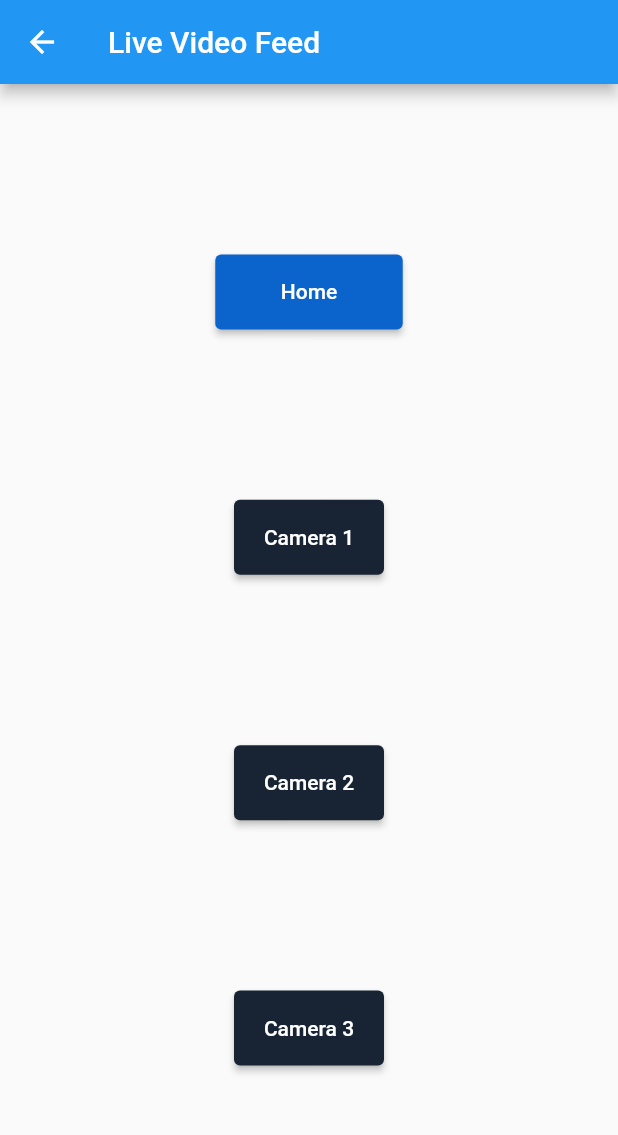
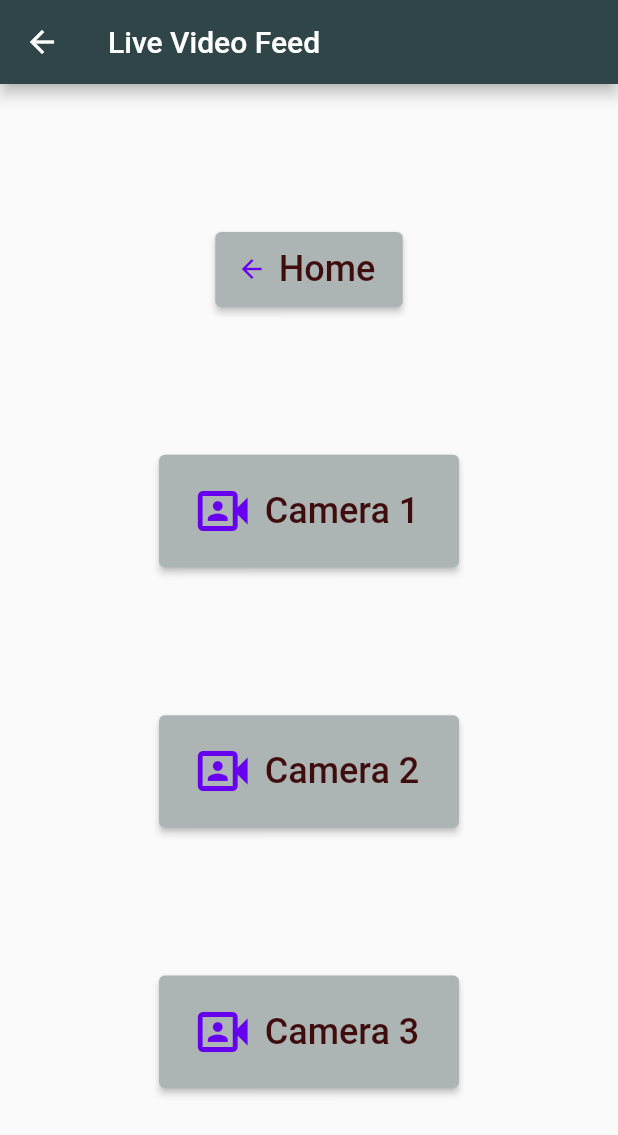
Before and after one commit to vilmoose/mobile_app_v3, a Flutter app: the screen it shows once a user with an empty profile is signed in, after a tap on "LIVE FEED", on a phone screen of 412 x 824 dp. Shown: the top 1135 px of the screen. Run offline on Flutter 3.47's test engine with Material 2 defaults, Android fonts, the light colour scheme and no system bars; our stand-ins replace firebase_auth, firebase_core; accounts and stored records are empty.

Commit message:
new commit

```diff
--- a/lib/main.dart
+++ b/lib/main.dart
@@ -141,6 +141,7 @@ class _LoginWidgetState extends State<LoginWidget>{
 */
 class HomePage extends StatelessWidget {
   HomePage({super.key});
+  Color pageBackgroundColor = Color.fromARGB(255, 47, 69, 71);
   Color buttonBackroundColor = Color.fromARGB(255, 172, 180, 180);
   Color textColor =  Color.fromARGB(255, 63, 13, 13);
   Color iconColor = Color.fromARGB(255, 104, 0, 240);
@@ -151,7 +152,7 @@ class HomePage extends StatelessWidget {
     return Scaffold(
       appBar: AppBar(
         title: const Text('NACHO Home Page'),
-        backgroundColor:const Color.fromARGB(255, 47, 69, 71),
+        backgroundColor:pageBackgroundColor,
       ),
       body: Center(
         child: Column(
@@ -177,29 +178,29 @@ class HomePage extends StatelessWidget {
         ElevatedButton.icon( //button to direct the user to the camera settings page
           icon: Icon(Icons.camera_indoor_rounded, color: iconColor, size: 50),
           style: ElevatedButton.styleFrom(backgroundColor: buttonBackroundColor,
-          fixedSize: const Size(200, 75)),
+          fixedSize: const Size(250, 75)),
           label: Text('CAMERAS', style: TextStyle(color: textColor, fontSize: 20)),
           onPressed: () {
             Navigator.push(
               context,
-              MaterialPageRoute(builder: (context) => const CameraSettingPage()),
+              MaterialPageRoute(builder: (context) => CameraSettingPage()),
             );
           },
         ),
         ElevatedButton.icon( //button to direct the user to the live feed page
           icon: Icon(Icons.video_camera_back_rounded, color: iconColor, size: 50),
           style: ElevatedButton.styleFrom(backgroundColor: buttonBackroundColor,
-          fixedSize: const Size(200, 75)),
+          fixedSize: const Size(250, 75)),
           onPressed: () {
-          Navigator.push(context, MaterialPageRoute(builder: (context) => const LiveFeedPage()));
+          Navigator.push(context, MaterialPageRoute(builder: (context) => LiveFeedPage()));
         }, label: Text('LIVE FEED', style: TextStyle(color: textColor,fontSize: 20))
         ),
         ElevatedButton.icon( //button to direct the user to the library page
           icon: Icon(Icons.library_books_rounded, color: iconColor, size: 50),
           style: ElevatedButton.styleFrom(backgroundColor: buttonBackroundColor,
-          fixedSize: const Size(200, 75)),
+          fixedSize: const Size(250, 75)),
           onPressed: () {
-          Navigator.push(context, MaterialPageRoute(builder: (context) => const LibraryPage()));
+          Navigator.push(context, MaterialPageRoute(builder: (context) => LibraryPage()));
         }, label: Text('LIBRARY', style: TextStyle(color: textColor, fontSize: 20))
         ),
         ElevatedButton.icon( //button to sign out
@@ -224,47 +225,56 @@ class HomePage extends StatelessWidget {
 *ignore: must_be_immutable
 */
 class CameraSettingPage extends StatelessWidget {
-  const CameraSettingPage({super.key});
+  CameraSettingPage({super.key});
+  Color pageBackgroundColor = Color.fromARGB(255, 47, 69, 71);
+  Color buttonBackroundColor = Color.fromARGB(255, 172, 180, 180);
+  Color textColor =  Color.fromARGB(255, 63, 13, 13);
+  Color iconColor = Color.fromARGB(255, 104, 0, 240);
 
   @override
   Widget build(BuildContext context) {
     return Scaffold(
       appBar: AppBar(
         title: const Text('Camera Settings'),
+        backgroundColor: pageBackgroundColor,
       ),
       body: Center(
         child: Column(
           mainAxisAlignment: MainAxisAlignment.spaceEvenly,
           children: <Widget>[
-        ElevatedButton(
-          style: ElevatedButton.styleFrom(backgroundColor: const Color.fromARGB(255, 10, 100, 203),
+        ElevatedButton.icon(
+          icon: Icon(Icons.arrow_back, color: iconColor, size: 20),
+          style: ElevatedButton.styleFrom(backgroundColor: buttonBackroundColor,
           fixedSize: const Size(125, 50)),
           onPressed: () {
             Navigator.pop(context);
           },
-          child: const Text('Home'),
+          label: Text('Home', style: TextStyle(color: textColor, fontSize: 24)),
         ),
-        ElevatedButton(
-          style: ElevatedButton.styleFrom(backgroundColor: const Color.fromARGB(255, 24, 36, 51),
-          fixedSize: const Size(100, 50)),
+        ElevatedButton.icon(
+          icon: Icon(Icons.camera_indoor_rounded, color: iconColor, size: 40),
+          style: ElevatedButton.styleFrom(backgroundColor: buttonBackroundColor,
+          fixedSize: const Size(200, 75)),
           onPressed: (){
-            //
+            //link to camera settings 1
           },
-          child: const Text('Camera 1')),
-        ElevatedButton(
-          style: ElevatedButton.styleFrom(backgroundColor: const Color.fromARGB(255, 24, 36, 51),
-          fixedSize: const Size(100, 50)),
+          label: Text('Camera 1',style: TextStyle(color: textColor, fontSize: 24))),
+        ElevatedButton.icon(
+          icon: Icon(Icons.camera_indoor_rounded, color: iconColor, size: 40),
+          style: ElevatedButton.styleFrom(backgroundColor: buttonBackroundColor,
+          fixedSize: const Size(200, 75)),
           onPressed: (){
-            //
+            //link to camera settings 2
           },
-          child: const Text('Camera 2')),
-        ElevatedButton(
-          style: ElevatedButton.styleFrom(backgroundColor: const Color.fromARGB(255, 24, 36, 51),
-          fixedSize: const Size(100, 50)),
+          label: Text('Camera 2',style: TextStyle(color: textColor, fontSize: 24))),
+        ElevatedButton.icon(
+          icon: Icon(Icons.camera_indoor_rounded, color: iconColor, size: 40),
+          style: ElevatedButton.styleFrom(backgroundColor: buttonBackroundColor,
+          fixedSize: const Size(200, 75)),
           onPressed: (){
-            //
+            //link to camera settings 3
           },
-          child: const Text('Camera 3')),
+          label: Text('Camera 3',style: TextStyle(color: textColor, fontSize: 24))),
         ]),
       ),
     );
@@ -277,47 +287,56 @@ class CameraSettingPage extends StatelessWidget {
 * @author: vilmos feher
 */
 class LiveFeedPage extends StatelessWidget {
-  const LiveFeedPage({super.key});
+  LiveFeedPage({super.key});
+  Color pageBackgroundColor = Color.fromARGB(255, 47, 69, 71);
+  Color buttonBackroundColor = Color.fromARGB(255, 172, 180, 180);
+  Color textColor =  Color.fromARGB(255, 63, 13, 13);
+  Color iconColor = Color.fromARGB(255, 104, 0, 240);
 
   @override
   Widget build(BuildContext context) {
     return Scaffold(
       appBar: AppBar(
         title: const Text('Live Video Feed'),
+        backgroundColor: pageBackgroundColor,
       ),
       body: Center(
         child: Column(
           mainAxisAlignment: MainAxisAlignment.spaceEvenly,
           children: <Widget>[
-          ElevatedButton(
-          style: ElevatedButton.styleFrom(backgroundColor: const Color.fromARGB(255, 10, 100, 203),
+        ElevatedButton.icon(
+          icon: Icon(Icons.arrow_back, color: iconColor, size: 20),
+          style: ElevatedButton.styleFrom(backgroundColor: buttonBackroundColor,
           fixedSize: const Size(125, 50)),
           onPressed: () {
             Navigator.pop(context);
           },
-          child: const Text('Home'),
+          label: Text('Home', style: TextStyle(color: textColor, fontSize: 24)),
         ),
-        ElevatedButton(
-          style: ElevatedButton.styleFrom(backgroundColor: const Color.fromARGB(255, 24, 36, 51),
-          fixedSize: const Size(100, 50)),
+        ElevatedButton.icon(
+          icon: Icon(Icons.photo_camera_front, color: iconColor, size: 40),
+          style: ElevatedButton.styleFrom(backgroundColor: buttonBackroundColor,
+          fixedSize: const Size(200, 75)),
           onPressed: (){
-            //
+            //link to camera settings 1
           },
-          child: const Text('Camera 1')),
-        ElevatedButton(
-          style: ElevatedButton.styleFrom(backgroundColor: const Color.fromARGB(255, 24, 36, 51),
-          fixedSize: const Size(100, 50)),
+          label: Text('Camera 1',style: TextStyle(color: textColor, fontSize: 24))),
+        ElevatedButton.icon(
+          icon: Icon(Icons.photo_camera_front, color: iconColor, size: 40),
+          style: ElevatedButton.styleFrom(backgroundColor: buttonBackroundColor,
+          fixedSize: const Size(200, 75)),
           onPressed: (){
-            //
+            //link to camera settings 2
           },
-          child: const Text('Camera 2')),
-        ElevatedButton(
-          style: ElevatedButton.styleFrom(backgroundColor: const Color.fromARGB(255, 24, 36, 51),
-          fixedSize: const Size(100, 50)),
+          label: Text('Camera 2',style: TextStyle(color: textColor, fontSize: 24))),
+        ElevatedButton.icon(
+          icon: Icon(Icons.photo_camera_front, color: iconColor, size: 40),
+          style: ElevatedButton.styleFrom(backgroundColor: buttonBackroundColor,
+          fixedSize: const Size(200, 75)),
           onPressed: (){
-            //
+            //link to camera settings 3
           },
-          child: const Text('Camera 3')),
+          label: Text('Camera 3',style: TextStyle(color: textColor, fontSize: 24))),
       ]),
       ),
     );
@@ -330,27 +349,33 @@ class LiveFeedPage extends StatelessWidget {
 * @author: vilmos feher
 */
 class LibraryPage extends StatelessWidget {
-  const LibraryPage({super.key});
+  LibraryPage({super.key});
+  Color pageBackgroundColor = Color.fromARGB(255, 47, 69, 71);
+  Color buttonBackroundColor = Color.fromARGB(255, 172, 180, 180);
+  Color textColor =  Color.fromARGB(255, 63, 13, 13);
+  Color iconColor = Color.fromARGB(255, 104, 0, 240);
 
   @override
   Widget build(BuildContext context) {
     return Scaffold(
       appBar: AppBar(
         title: const Text('Video Library'),
+        backgroundColor: pageBackgroundColor,
       ),
       body: Center(
         child: Column(
         mainAxisAlignment: MainAxisAlignment.spaceEvenly,
         children: <Widget>[
-        ElevatedButton(
-          style: ElevatedButton.styleFrom(backgroundColor: const Color.fromARGB(255, 10, 100, 203),
+        ElevatedButton.icon(
+          icon: Icon(Icons.arrow_back, color: iconColor, size: 20),
+          style: ElevatedButton.styleFrom(backgroundColor: buttonBackroundColor,
           fixedSize: const Size(125, 50)),
           onPressed: () {
             Navigator.pop(context);
           },
-          child: const Text('Home'),
-          ),
-        const Text('No items in library'),
+          label: Text('Home', style: TextStyle(color: textColor, fontSize: 24)),
+        ),
+        Text('No items in library', style: TextStyle(color: textColor, fontSize: 24)),
         ],
         )
       ),
@@ -366,6 +391,7 @@ class LibraryPage extends StatelessWidget {
 class UserSettingsPage extends StatelessWidget{
   UserSettingsPage({super.key});
   final user = FirebaseAuth.instance.currentUser!;
+  Color pageBackgroundColor = Color.fromARGB(255, 47, 69, 71);
   Color buttonBackroundColor = Color.fromARGB(255, 172, 180, 180);
   Color textColor =  Color.fromARGB(255, 63, 13, 13);
   Color iconColor = Color.fromARGB(255, 104, 0, 240);
@@ -375,6 +401,7 @@ class UserSettingsPage extends StatelessWidget{
       return Scaffold(
       appBar: AppBar(
         title: const Text('Settings'),
+        backgroundColor: pageBackgroundColor,
       ),
       body: Center(
         child: Column(
@@ -382,6 +409,7 @@ class UserSettingsPage extends StatelessWidget{
           children: <Widget>[
             Text('Owner: '),
             Text(user.email!, style: TextStyle(color: textColor, fontSize: 28, fontWeight: FontWeight.bold,)),
+            Text('Version : 1.3', style: TextStyle(color: textColor, fontSize: 28, fontWeight: FontWeight.bold,)),
           ],
         )
       ),
```
